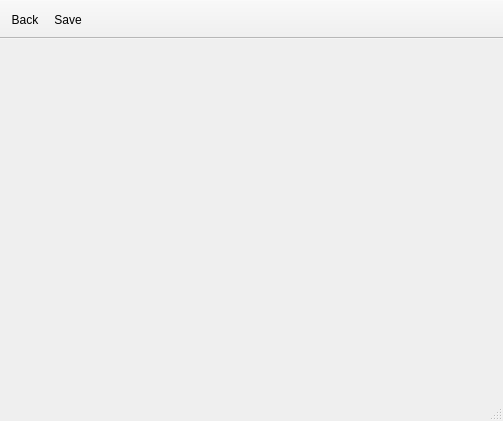
First picture: the form in src-qt5/gui_client/mainUI.ui, repository trueos/sysadm-ui-qt, before the edit.
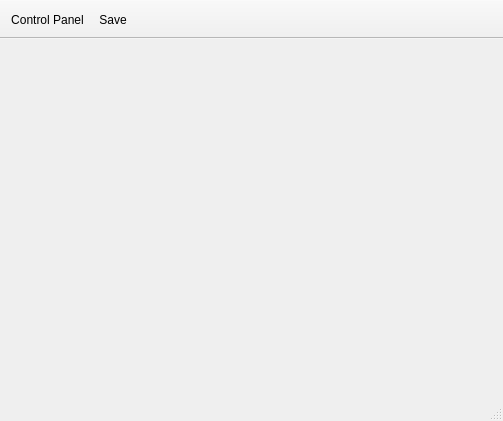
Second picture: the form after the edit. Icons and pictures are not drawn.

Commit message: Change the mainUI "back" button to say "Control Panel" instead of "Back".

What changed in the file:
```diff
--- a/src-qt5/gui_client/mainUI.ui
+++ b/src-qt5/gui_client/mainUI.ui
@@ -53,7 +53,7 @@
      <normaloff>:/icons/black/arrow-left-circled-border.svg</normaloff>:/icons/black/arrow-left-circled-border.svg</iconset>
    </property>
    <property name="text">
-    <string>Back</string>
+    <string>Control Panel</string>
    </property>
   </action>
   <action name="actionSave">
```
